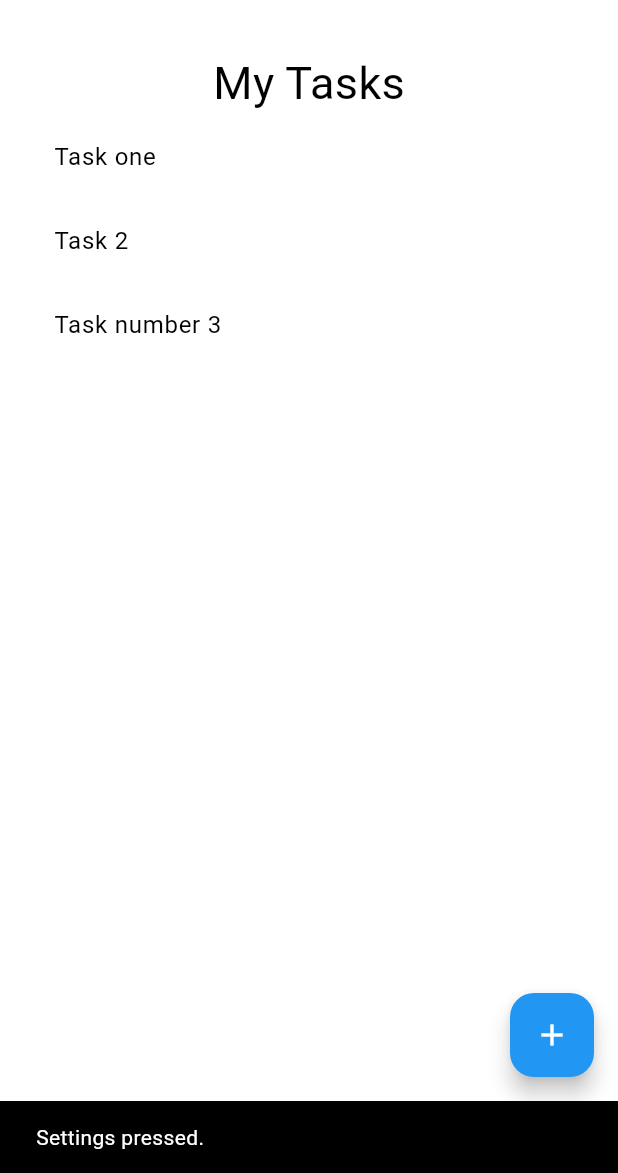
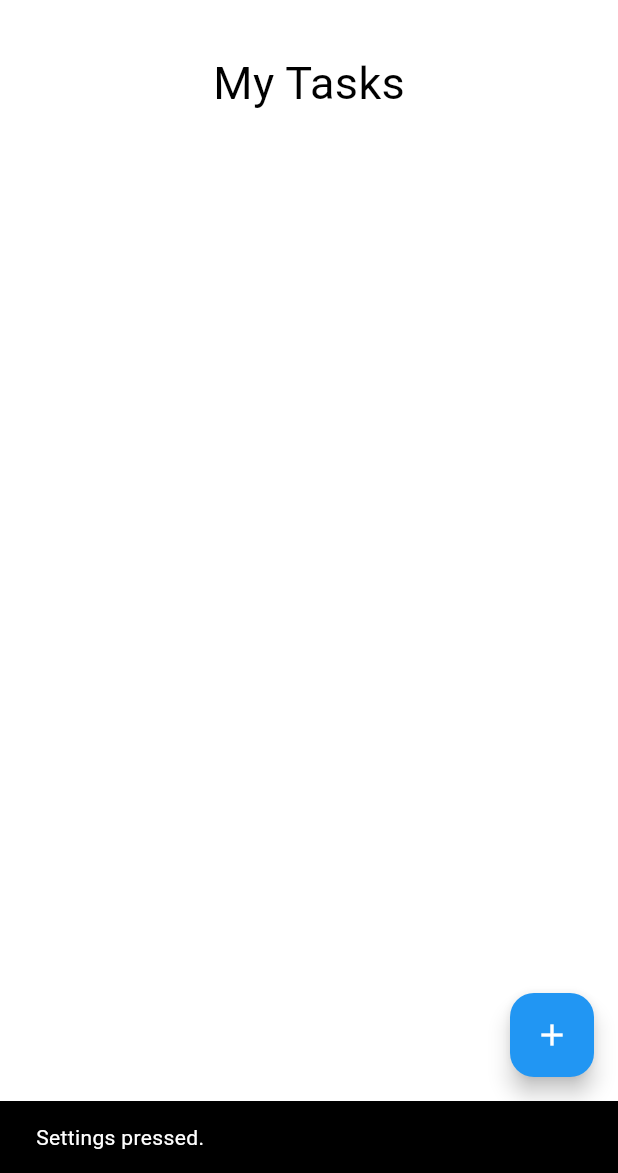
Before and after one commit to Hedevgare/uptodo, a Flutter app: the screen it shows after launch, after a tap on the "settings" icon, on a phone screen of 412 x 824 dp, the part 63-1236 px from its top. Run offline on Flutter 3.47's test engine with Material 3 defaults, Android fonts, the phone set to English and light mode, and no system bars; our stand-ins replace sqflite; accounts and stored records are empty.

Commit message:
Add SQLite database service. Add store task and retrieve all tasks from database.

```diff
--- /dev/null
+++ b/lib/models/task.dart
@@ -0,0 +1,13 @@
+class Task {
+  final int? id;
+  final String title;
+
+  const Task({this.id, required this.title});
+
+  Map<String, Object?> toMap() {
+    return {
+      'id': id,
+      'title': title,
+    };
+  }
+}
--- /dev/null
+++ b/lib/services/database.dart
@@ -0,0 +1,49 @@
+import 'dart:developer';
+
+import 'package:path/path.dart';
+import 'package:sqflite/sqflite.dart';
+import 'package:uptodo/models/task.dart';
+
+class DatabaseService {
+  DatabaseService._privateConstructor();
+  static final DatabaseService instance = DatabaseService._privateConstructor();
+
+  factory DatabaseService() {
+    return instance;
+  }
+
+  static Database? _database;
+
+  Future<Database> get database async {
+    if (_database != null) return _database!;
+    _database = await initDatabase();
+    return _database!;
+  }
+
+  initDatabase() async {
+    return openDatabase(join(await getDatabasesPath(), 'uptodo.db'),
+        onCreate: (db, version) {
+      return db
+          .execute('CREATE TABLE tasks (id INTEGER PRIMARY KEY, title TEXT)');
+    }, version: 1);
+  }
+
+  Future<void> insertTask(Task task) async {
+    final db = await database;
+    log(task.toString());
+    await db.insert('tasks', task.toMap());
+  }
+
+  Future<List<Task>> allTasks() async {
+    final db = await database;
+
+    final List<Map<String, Object?>> tasksMap = await db.query('tasks');
+
+    log(tasksMap.toString());
+
+    return [
+      for (final {'id': id as int, 'title': title as String} in tasksMap)
+        Task(id: id, title: title)
+    ];
+  }
+}
--- a/lib/views/home.dart
+++ b/lib/views/home.dart
@@ -1,4 +1,8 @@
+import 'dart:developer';
+
 import 'package:flutter/material.dart';
+import 'package:uptodo/models/task.dart';
+import 'package:uptodo/services/database.dart';
 import 'package:uptodo/ui/task_item_list.dart';
 import 'package:uptodo/views/new_task.dart';
 
@@ -12,16 +16,28 @@ class MyHomePage extends StatefulWidget {
 }
 
 class _MyHomePageState extends State<MyHomePage> {
-  List<TaskItemList> tasks = <TaskItemList>[
-    const TaskItemList(title: "Task one"),
-    const TaskItemList(title: "Task 2"),
-    const TaskItemList(title: "Task number 3"),
-  ];
+  final DatabaseService database = DatabaseService();
+
+  Future<List<Task>> getTasks() async {
+    // tasks = await database.allTasks();
+    // log(tasks.toString());
+    return await database.allTasks();
+  }
+
+  late Future<List<Task>> tasks;
+
+  @override
+  void initState() {
+    super.initState();
+    tasks = getTasks();
+  }
 
   void addTask(String title) {
-    setState(() {
-      tasks.add(TaskItemList(title: title));
-    });
+    database.insertTask(Task(title: title)).then((r) => {
+          setState(() {
+            tasks = getTasks();
+          })
+        });
   }
 
   @override
@@ -33,7 +49,8 @@ class _MyHomePageState extends State<MyHomePage> {
         actions: <Widget>[
           IconButton(
               onPressed: () {
-                ScaffoldMessenger.of(context).showSnackBar(const SnackBar(content: Text("Settings pressed.")));
+                ScaffoldMessenger.of(context).showSnackBar(
+                    const SnackBar(content: Text("Settings pressed.")));
               },
               icon: const Icon(Icons.settings))
         ],
@@ -50,11 +67,17 @@ class _MyHomePageState extends State<MyHomePage> {
               style: TextStyle(fontSize: 30),
             ),
             Expanded(
-              child: ListView.builder(
-                  itemCount: tasks.length,
-                  itemBuilder: (context, int index) {
-                    return tasks[index];
-                  }),
+              child: FutureBuilder<List<Task>>(
+                future: tasks,
+                builder: (context, snapshot) {
+                  List<Task> t = snapshot.data!;
+                  return ListView.builder(
+                      itemCount: t.length,
+                      itemBuilder: (context, int index) {
+                        return TaskItemList(title: t[index].title);
+                      });
+                },
+              ),
             ),
           ],
         ),
@@ -71,10 +94,14 @@ class _MyHomePageState extends State<MyHomePage> {
   }
 
   Future<void> navigateToNewTask(BuildContext context) async {
-    final result = await Navigator.push(context, MaterialPageRoute(builder: (context) => const NewTask()));
+    final result = await Navigator.push(
+        context, MaterialPageRoute(builder: (context) => const NewTask()));
 
     if (!context.mounted) return;
 
     addTask(result);
+    getTasks();
+
+    // addTask(result);
   }
 }
--- a/pubspec.yaml
+++ b/pubspec.yaml
@@ -35,6 +35,8 @@ dependencies:
   # The following adds the Cupertino Icons font to your application.
   # Use with the CupertinoIcons class for iOS style icons.
   cupertino_icons: ^1.0.6
+  path: ^1.9.0
+  sqflite: ^2.3.3+1
 
 dev_dependencies:
   flutter_test:
@@ -45,7 +47,7 @@ dev_dependencies:
   # activated in the `analysis_options.yaml` file located at the root of your
   # package. See that file for information about deactivating specific lint
   # rules and activating additional ones.
-  flutter_lints: ^3.0.0
+  flutter_lints: ^4.0.0
 
 # For information on the generic Dart part of this file, see the
 # following page: https://dart.dev/tools/pub/pubspec
```
Also changed, not shown: pubspec.lock.
